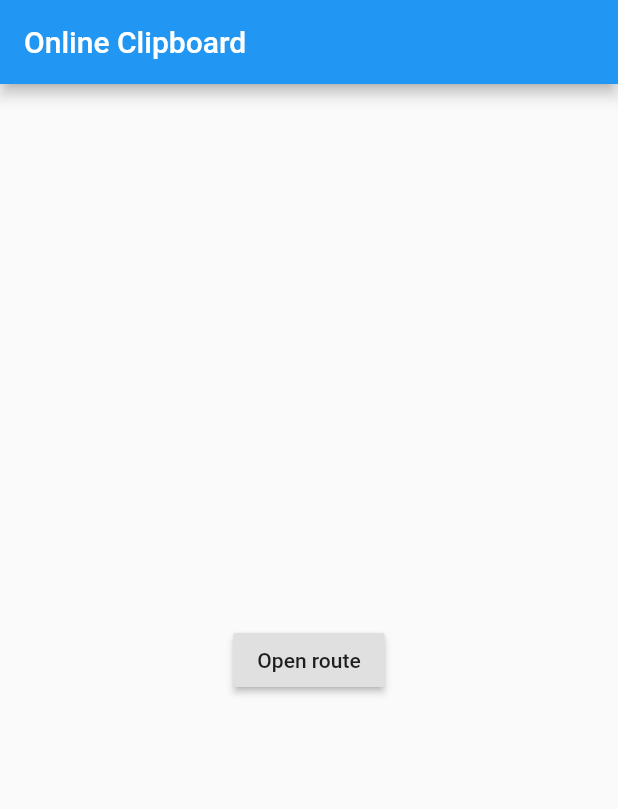
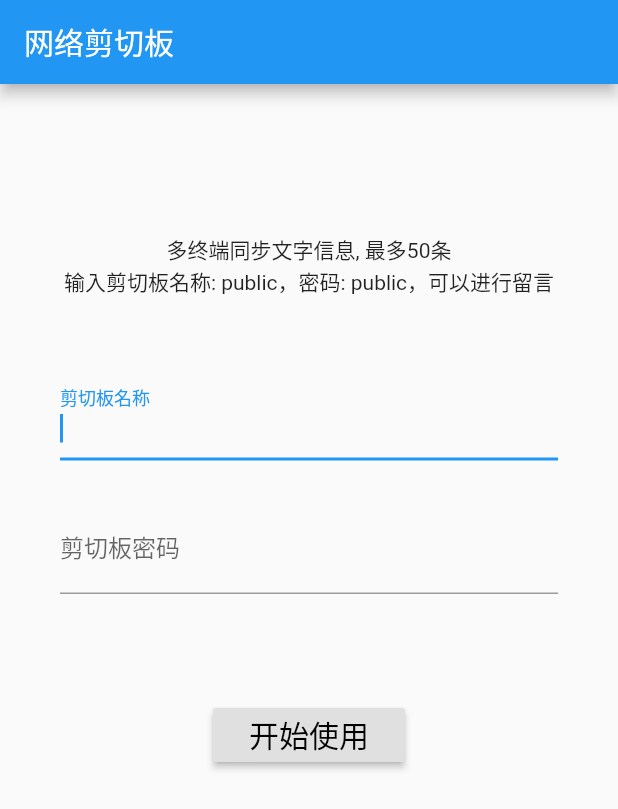
Before and after one commit to ety001/oc_flutter, a Flutter app: the screen it shows after launch, on a phone screen of 412 x 824 dp. Shown: the top 809 px of the screen. Run offline on Flutter 3.47's test engine with Material 2 defaults, Android fonts, the phone set to English and light mode, and no system bars.

Commit message:
main page ui finish

```diff
--- a/lib/main.dart
+++ b/lib/main.dart
@@ -2,7 +2,7 @@ import 'package:flutter/material.dart';
 
 void main() {
   runApp(MaterialApp(
-    title: 'Online Clipboard',
+    title: '网络剪切板',
     home: Home(),
   ));
 }
@@ -12,17 +12,47 @@ class Home extends StatelessWidget {
   Widget build(BuildContext context) {
     return Scaffold(
       appBar: AppBar(
-        title: Text('Online Clipboard'),
+        title: Text('网络剪切板'),
       ),
       body: Center(
-        child: RaisedButton(
-          child: Text('Open route'),
-          onPressed: () {
-            Navigator.push(
-              context,
-              MaterialPageRoute(builder: (context) => ClipContent()),
-            );
-          },
+        child: Padding(
+          padding: EdgeInsets.only(top: 100.0),
+          child: Column(
+            children: <Widget>[
+              Text('多终端同步文字信息, 最多50条'),
+              Text('输入剪切板名称: public，密码: public，可以进行留言'),
+              Padding(
+                padding: EdgeInsets.only(top: 50.0, left: 40.0, right: 40.0),
+                child: TextField(
+                  autofocus: true,
+                  decoration: InputDecoration(
+                    labelText: '剪切板名称',
+                  ),
+                )
+              ),
+              Padding(
+                padding: EdgeInsets.only(top: 30.0, left: 40.0, right: 40.0),
+                child: TextField(
+                  autofocus: true,
+                  decoration: InputDecoration(
+                    labelText: '剪切板密码',
+                  ),
+                )
+              ),
+              Padding(
+                padding: EdgeInsets.only(top: 70.0),
+                child: RaisedButton(
+                  onPressed: () {},
+                  colorBrightness: Brightness.light,
+                  textTheme: ButtonTextTheme.primary,
+                  child: const Text(
+                    '开始使用',
+                    style: TextStyle(fontSize: 20)
+                  ),
+                ),
+              ),
+            ],
+          ),
         ),
       ),
     );
```
